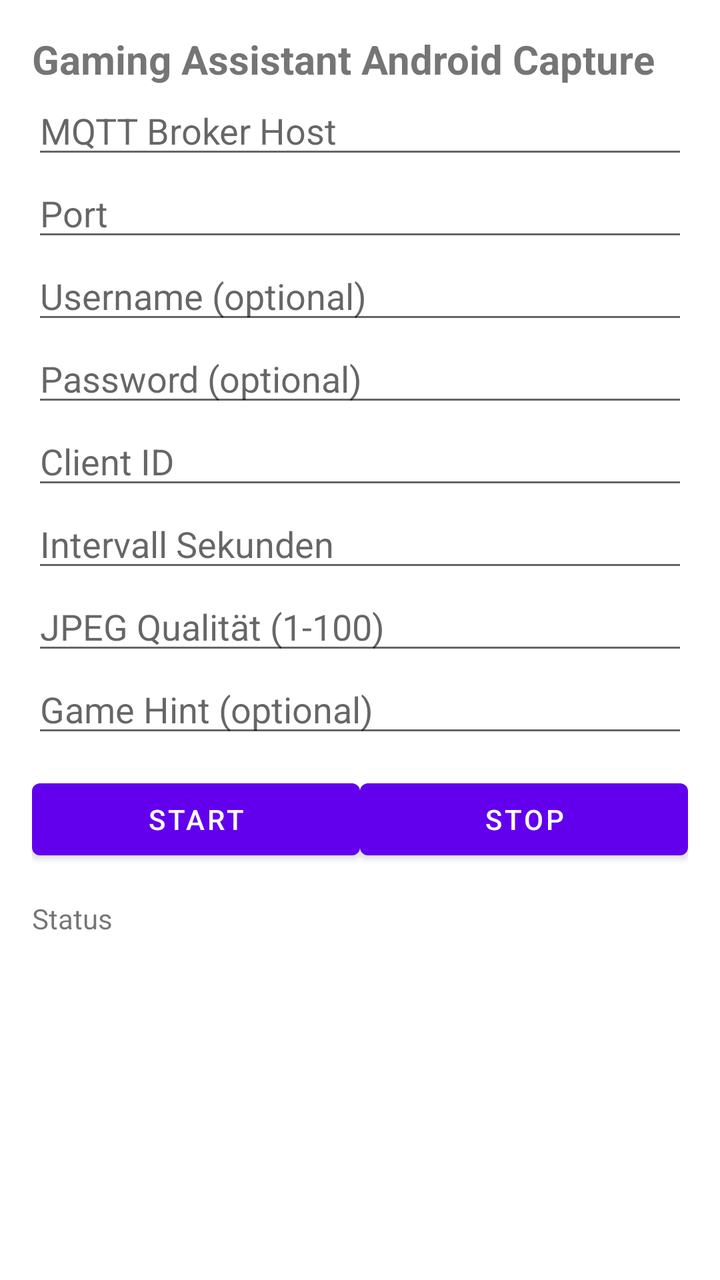
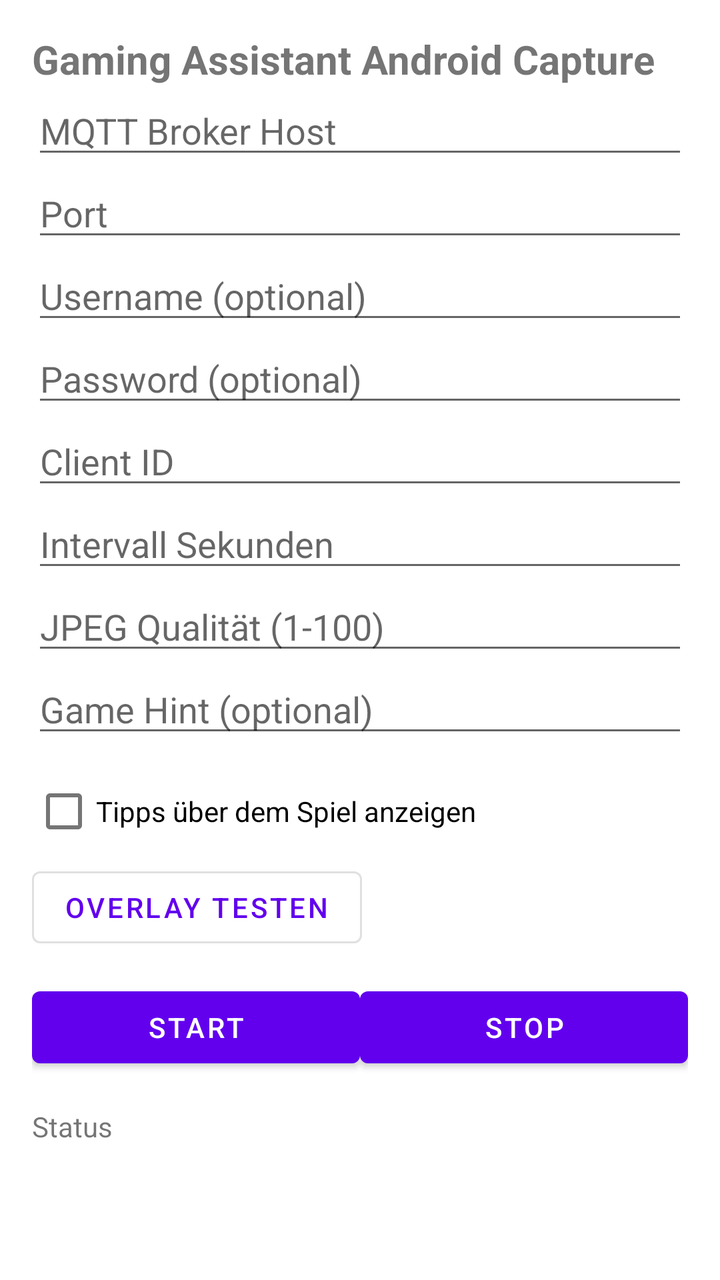

Two renders of the same Android screen: before a commit and after it. Below are the layout's source before the change and the commit's diff.
<!-- AndroidManifest.xml: application theme Theme.MaterialComponents.DayNight.NoActionBar -->
<!-- res/layout/activity_main.xml -->
<?xml version="1.0" encoding="utf-8"?>
<ScrollView xmlns:android="http://schemas.android.com/apk/res/android"
    android:layout_width="match_parent"
    android:layout_height="match_parent"
    android:fillViewport="true">

    <LinearLayout
        android:layout_width="match_parent"
        android:layout_height="wrap_content"
        android:orientation="vertical"
        android:padding="16dp">

        <TextView
            android:layout_width="wrap_content"
            android:layout_height="wrap_content"
            android:text="Gaming Assistant Android Capture"
            android:textStyle="bold"
            android:textSize="20sp" />

        <EditText
            android:id="@+id/etBroker"
            android:layout_width="match_parent"
            android:layout_height="wrap_content"
            android:hint="MQTT Broker Host" />

        <EditText
            android:id="@+id/etPort"
            android:layout_width="match_parent"
            android:layout_height="wrap_content"
            android:hint="Port"
            android:inputType="number" />

        <EditText
            android:id="@+id/etUsername"
            android:layout_width="match_parent"
            android:layout_height="wrap_content"
            android:hint="Username (optional)" />

        <EditText
            android:id="@+id/etPassword"
            android:layout_width="match_parent"
            android:layout_height="wrap_content"
            android:hint="Password (optional)"
            android:inputType="textPassword" />

        <EditText
            android:id="@+id/etClientId"
            android:layout_width="match_parent"
            android:layout_height="wrap_content"
            android:hint="Client ID" />

        <EditText
            android:id="@+id/etInterval"
            android:layout_width="match_parent"
            android:layout_height="wrap_content"
            android:hint="Intervall Sekunden"
            android:inputType="number" />

        <EditText
            android:id="@+id/etQuality"
            android:layout_width="match_parent"
            android:layout_height="wrap_content"
            android:hint="JPEG Qualität (1-100)"
            android:inputType="number" />

        <EditText
            android:id="@+id/etGameHint"
            android:layout_width="match_parent"
            android:layout_height="wrap_content"
            android:hint="Game Hint (optional)" />

        <LinearLayout
            android:layout_width="match_parent"
            android:layout_height="wrap_content"
            android:orientation="horizontal"
            android:layout_marginTop="12dp">

            <Button
                android:id="@+id/btnStart"
                android:layout_width="0dp"
                android:layout_height="wrap_content"
                android:layout_weight="1"
                android:text="Start" />

            <Button
                android:id="@+id/btnStop"
                android:layout_width="0dp"
                android:layout_height="wrap_content"
                android:layout_weight="1"
                android:text="Stop" />
        </LinearLayout>

        <TextView
            android:id="@+id/tvStatus"
            android:layout_width="match_parent"
            android:layout_height="wrap_content"
            android:layout_marginTop="16dp"
            android:text="Status" />

        <TextView
            android:id="@+id/tvError"
            android:layout_width="match_parent"
            android:layout_height="wrap_content"
            android:textColor="#B00020" />

    </LinearLayout>

</ScrollView>
<!-- resources referenced by this layout -->
<resources>

</resources>

<!-- the commit's change to res/layout/activity_main.xml (unified diff, before → after) -->
@@ -69,6 +69,20 @@
             android:layout_height="wrap_content"
             android:hint="Game Hint (optional)" />
 
+        <CheckBox
+            android:id="@+id/cbShowTips"
+            android:layout_width="match_parent"
+            android:layout_height="wrap_content"
+            android:layout_marginTop="8dp"
+            android:text="Tipps über dem Spiel anzeigen" />
+
+        <Button
+            android:id="@+id/btnTestOverlay"
+            style="?attr/materialButtonOutlinedStyle"
+            android:layout_width="wrap_content"
+            android:layout_height="wrap_content"
+            android:text="Overlay testen" />
+
         <LinearLayout
             android:layout_width="match_parent"
             android:layout_height="wrap_content"
